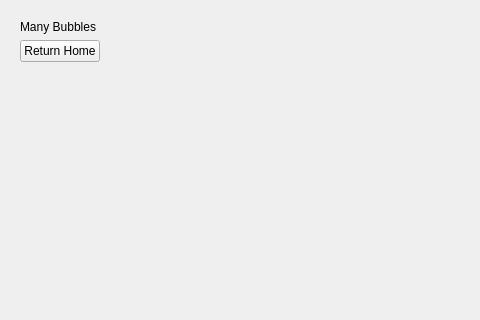
Old version of the form resources/widget/ManyBubblesWidget/Widget.ui in the repository KirstenD/bubbleNimblePy; both pictures show x 0 to 480 and y 0 to 320 of the 608 by 422 pixel window.
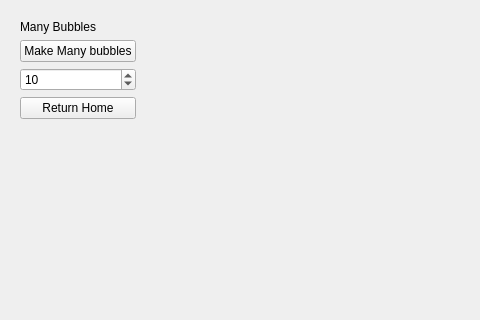
New version of the form.

The edit to the form file:
```diff
--- a/resources/widget/ManyBubblesWidget/Widget.ui
+++ b/resources/widget/ManyBubblesWidget/Widget.ui
@@ -24,6 +24,20 @@
         </property>
        </widget>
       </item>
+      <item>
+       <widget class="QPushButton" name="exampleBtn">
+        <property name="text">
+         <string>Make Many bubbles</string>
+        </property>
+       </widget>
+      </item>
+      <item>
+       <widget class="QSpinBox" name="NumBubbles">
+        <property name="value">
+         <number>10</number>
+        </property>
+       </widget>
+      </item>
       <item>
        <widget class="QPushButton" name="homeBtn">
         <property name="text">
```
